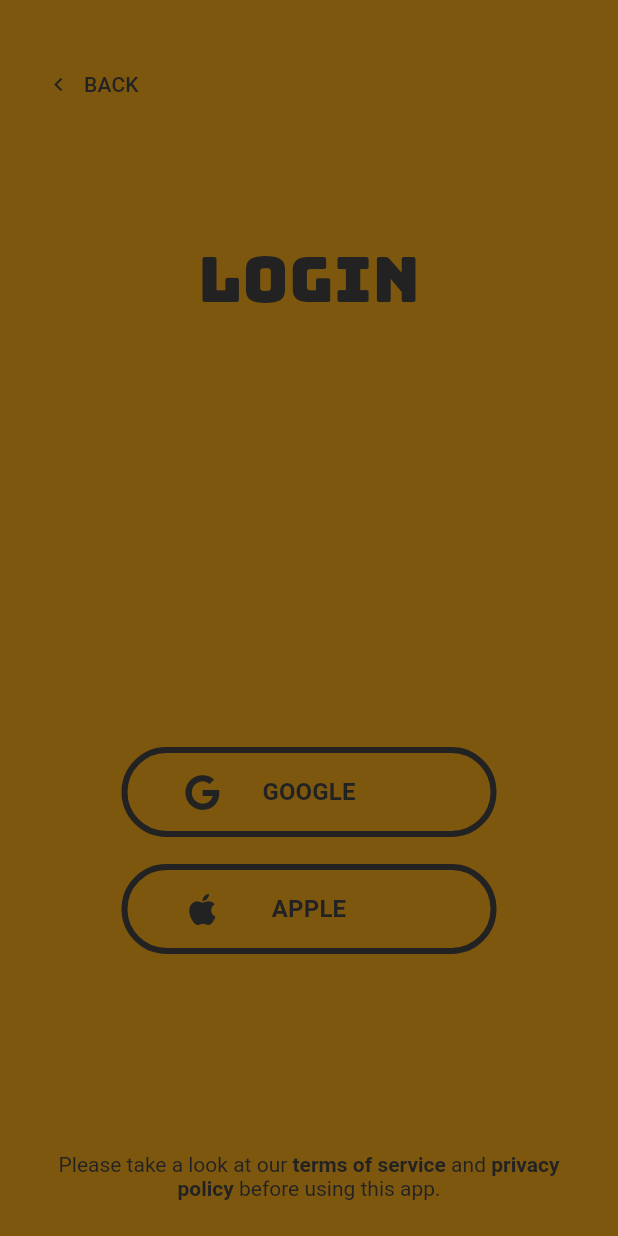
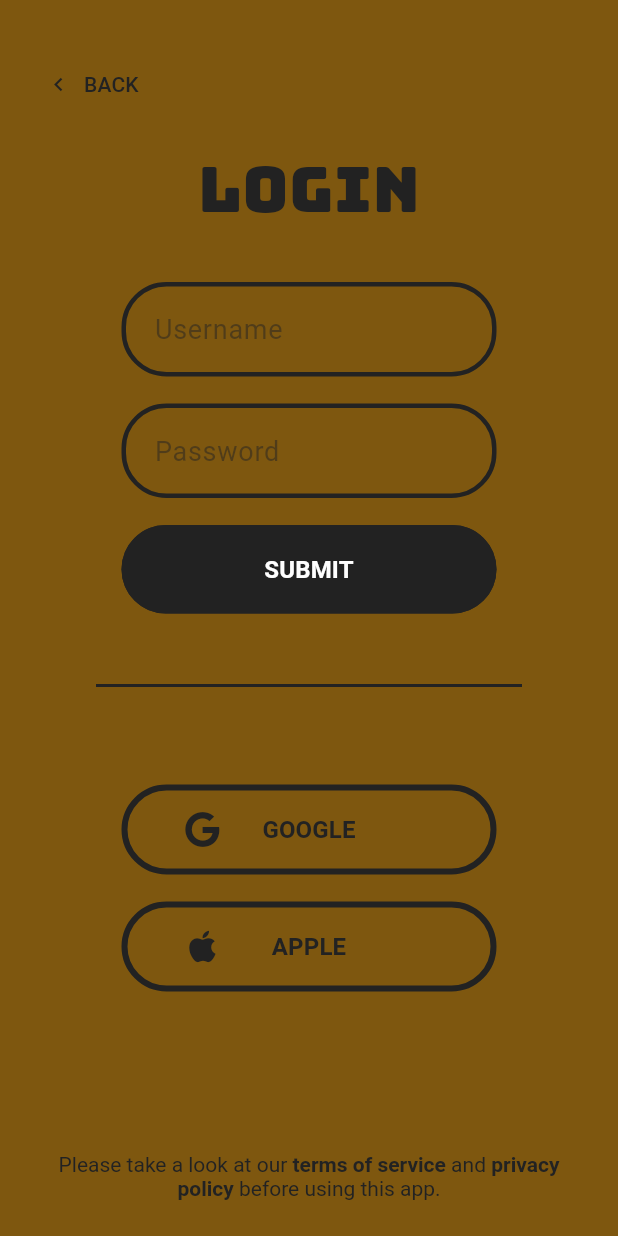
Before and after one commit to Toglefritz/Brine, a Flutter app: the screen it shows after launch, after a tap on "LOGIN", on a phone screen of 412 x 824 dp. Run offline on Flutter 3.47's test engine with Material 2 defaults, Android fonts, the phone set to English and light mode, and no system bars; our stand-ins replace font_awesome_flutter, google_fonts.

Commit message:
:lock: Added username and password form

```diff
--- a/brine_app/lib/models/insets.dart
+++ b/brine_app/lib/models/insets.dart
@@ -5,4 +5,6 @@ class Insets {
   static const double small = 18.0;
   static const double medium = 24.0;
   static const double large = 32.0;
+  static const double xLarge = 64.0;
+  static const double xxLarge = 96.0;
 }
--- /dev/null
+++ b/brine_app/lib/screens/authentication/components/dark_onboarding_button.dart
@@ -0,0 +1,48 @@
+import 'package:brine/models/insets.dart';
+import 'package:brine/theme/color_library.dart';
+import 'package:flutter/material.dart';
+
+/// A button appearing on the [OnboardingView] with a dark background.
+class DarkOnboardingButton extends StatelessWidget {
+  const DarkOnboardingButton({
+    Key? key,
+    required this.text,
+    required this.onPressed,
+    this.width,
+  }) : super(key: key);
+
+  final String text;
+  final VoidCallback onPressed;
+  final double? width;
+
+  @override
+  Widget build(BuildContext context) {
+    return SizedBox(
+      width: width ?? 250,
+      child: OutlinedButton(
+        onPressed: onPressed,
+        style: OutlinedButton.styleFrom(
+          backgroundColor: ColorLibrary.primaryDefault,
+          side: const BorderSide(
+            width: 4.0,
+            color: ColorLibrary.primaryDefault,
+          ),
+        ),
+        child: Padding(
+          padding: const EdgeInsets.symmetric(
+            vertical: Insets.small,
+          ),
+          child: Text(
+            text.toUpperCase(),
+            textAlign: TextAlign.center,
+            style: const TextStyle(
+              fontSize: 16,
+              color: Colors.white,
+              fontWeight: FontWeight.bold,
+            ),
+          ),
+        ),
+      ),
+    );
+  }
+}
--- /dev/null
+++ b/brine_app/lib/screens/authentication/components/onboarding_field.dart
@@ -0,0 +1,57 @@
+import 'package:brine/models/insets.dart';
+import 'package:brine/theme/color_library.dart';
+import 'package:flutter/material.dart';
+
+///
+class OnboardingField extends StatelessWidget {
+  const OnboardingField({
+    Key? key,
+    required this.hint,
+    this.obscureText,
+  }) : super(key: key);
+
+  final String hint;
+  final bool? obscureText;
+
+  @override
+  Widget build(BuildContext context) {
+    return SizedBox(
+      width: 250,
+      child: TextFormField(
+        obscureText: obscureText ?? false,
+        decoration: InputDecoration(
+          contentPadding: const EdgeInsets.all(Insets.small),
+          enabledBorder: OutlineInputBorder(
+            borderRadius: BorderRadius.circular(30),
+            borderSide: const BorderSide(
+              width: 3.0,
+              color: ColorLibrary.primaryDefault,
+            ),
+          ),
+          focusedBorder: OutlineInputBorder(
+            borderRadius: BorderRadius.circular(30),
+            borderSide: const BorderSide(
+              width: 3.0,
+              color: ColorLibrary.primaryDefault,
+            ),
+          ),
+          hintText: hint,
+          hintStyle: TextStyle(
+            color: ColorLibrary.primaryDefault.withOpacity(0.5),
+          ),
+        ),
+        cursorColor: ColorLibrary.primaryDefault,
+        cursorRadius: const Radius.circular(5.0),
+        style: const TextStyle(
+          color: ColorLibrary.primaryDefault,
+        ),
+        validator: (value) {
+          if (value == null || value.isEmpty) {
+            return 'Please enter a username (email)';
+          }
+          return null;
+        },
+      ),
+    );
+  }
+}
--- a/brine_app/lib/screens/authentication/login/login_controller.dart
+++ b/brine_app/lib/screens/authentication/login/login_controller.dart
@@ -5,6 +5,16 @@ import 'login_view.dart';
 
 /// Controller for [LoginRoute].
 class LoginController extends State<LoginRoute> {
+  /// A key used for the username and password login form.
+  final loginFormKey = GlobalKey<FormState>();
+
+  /// Handles submission of the username and password to perform basic authentication against Firebase.
+  void handleBasicAuthLoginSubmit() {
+    if (loginFormKey.currentState!.validate()) {
+      // TODO perform basic auth
+    }
+  }
+
   /// Handles taps on the back button.
   void handleBackTap() {
     Navigator.pop(context);
--- a/brine_app/lib/screens/authentication/login/login_view.dart
+++ b/brine_app/lib/screens/authentication/login/login_view.dart
@@ -6,7 +6,9 @@ import 'package:google_fonts/google_fonts.dart';
 import 'package:font_awesome_flutter/font_awesome_flutter.dart';
 
 import '../../../values/strings.dart';
+import '../components/dark_onboarding_button.dart';
 import '../components/onboarding_button.dart';
+import '../components/onboarding_field.dart';
 import '../onboarding/components/onboarding_legal_prompt.dart';
 import 'login_controller.dart';
 
@@ -24,16 +26,19 @@ class LoginView extends StatelessWidget {
       children: [
         Scaffold(
           backgroundColor: Theme.of(context).colorScheme.primary,
+          resizeToAvoidBottomInset: false,
           body: Center(
             child: Column(
               mainAxisAlignment: MainAxisAlignment.center,
               children: <Widget>[
-                Expanded(
-                  child: Column(
+                Column(
                   mainAxisAlignment: MainAxisAlignment.center,
                   children: [
                     Padding(
-                        padding: const EdgeInsets.all(Insets.medium),
+                      padding: const EdgeInsets.only(
+                        top: Insets.xxLarge,
+                        bottom: Insets.large,
+                      ),
                       child: Text(
                         Strings.login,
                         style: GoogleFonts.bungee().copyWith(
@@ -44,12 +49,44 @@ class LoginView extends StatelessWidget {
                     ),
                   ],
                 ),
+                Form(
+                  key: state.loginFormKey,
+                  child: Column(
+                    children: [
+                      const Padding(
+                        padding: EdgeInsets.only(bottom: Insets.small),
+                        child: OnboardingField(
+                          hint: Strings.username,
                         ),
-                Expanded(
-                  child: Column(
+                      ),
+                      const Padding(
+                        padding: EdgeInsets.only(bottom: Insets.small),
+                        child: OnboardingField(
+                          hint: Strings.password,
+                          obscureText: true,
+                        ),
+                      ),
+                      DarkOnboardingButton(
+                        onPressed: state.handleBasicAuthLoginSubmit,
+                        text: Strings.submit,
+                      ),
+                    ],
+                  ),
+                ),
+                const Padding(
+                  padding: EdgeInsets.symmetric(
+                    vertical: Insets.large,
+                    horizontal: Insets.xLarge,
+                  ),
+                  child: Divider(
+                    thickness: 2,
+                    height: Insets.large,
+                    color: ColorLibrary.primaryDefault,
+                  ),
+                ),
+                Column(
                   mainAxisAlignment: MainAxisAlignment.center,
                   children: [
-                      // TODO add username/password authentication
                     Padding(
                       padding: const EdgeInsets.symmetric(
                         vertical: Insets.small,
@@ -67,7 +104,10 @@ class LoginView extends StatelessWidget {
                     ),
                   ],
                 ),
-                ),
+                Expanded(
+                  child: Column(
+                    mainAxisAlignment: MainAxisAlignment.end,
+                    children: [
                       Padding(
                         padding: const EdgeInsets.all(
                           Insets.medium,
@@ -75,6 +115,9 @@ class LoginView extends StatelessWidget {
                         child: OnboardingLegalPrompt(
                           termsOnTap: state.handleTermsAndConditionsTap,
                           privacyOnTap: state.handlePrivacyPolicyTap,
+                        ),
+                      ),
+                    ],
                   ),
                 ),
               ],
--- a/brine_app/lib/values/strings.dart
+++ b/brine_app/lib/values/strings.dart
@@ -8,6 +8,9 @@ class Strings {
   static const String login = 'login';
   static const String onboardingLegalPrompt1 = 'Please take a look at our ';
   static const String onboardingLegalPrompt2 = ' before using this app.';
+  static const String password = 'Password';
   static const String privacyPolicy = 'privacy policy';
+  static const String submit = 'Submit';
   static const String termsOfService = 'terms of service';
+  static const String username = 'Username';
 }
```
Lines whose indentation alone changed are shown as unchanged.
